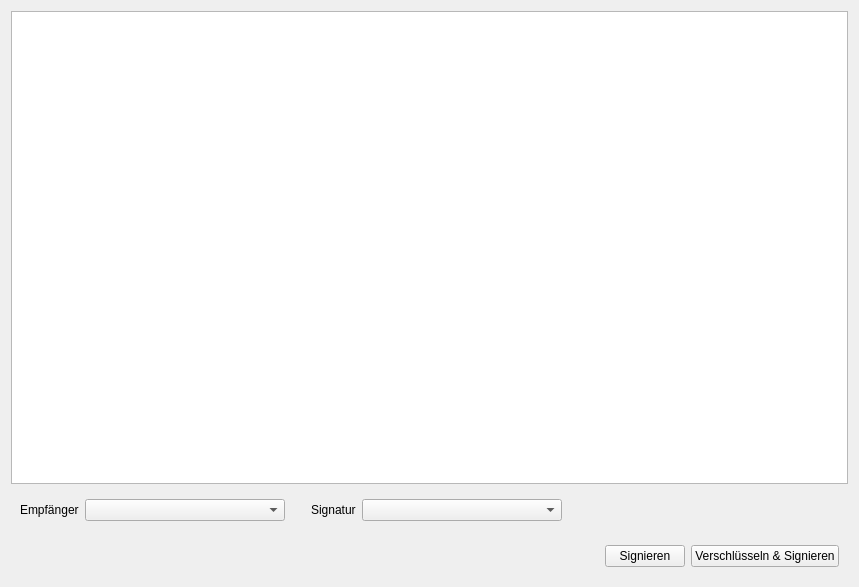
Before: the Qt Designer form ui/encryptwidget.ui in tbraun89/qGPG, drawn with Qt 5.
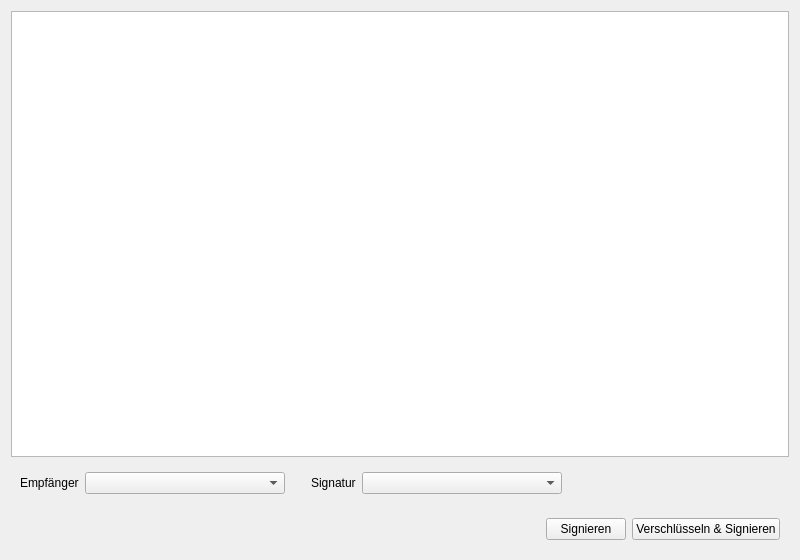
After: the same form once the commit is applied.

Commit message: added decrypt widget

```diff
--- a/ui/encryptwidget.ui
+++ b/ui/encryptwidget.ui
@@ -9,8 +9,8 @@
    <rect>
     <x>0</x>
     <y>0</y>
-    <width>859</width>
-    <height>587</height>
+    <width>800</width>
+    <height>560</height>
    </rect>
   </property>
   <property name="windowTitle">
```
The commit also changes 6 other files.
